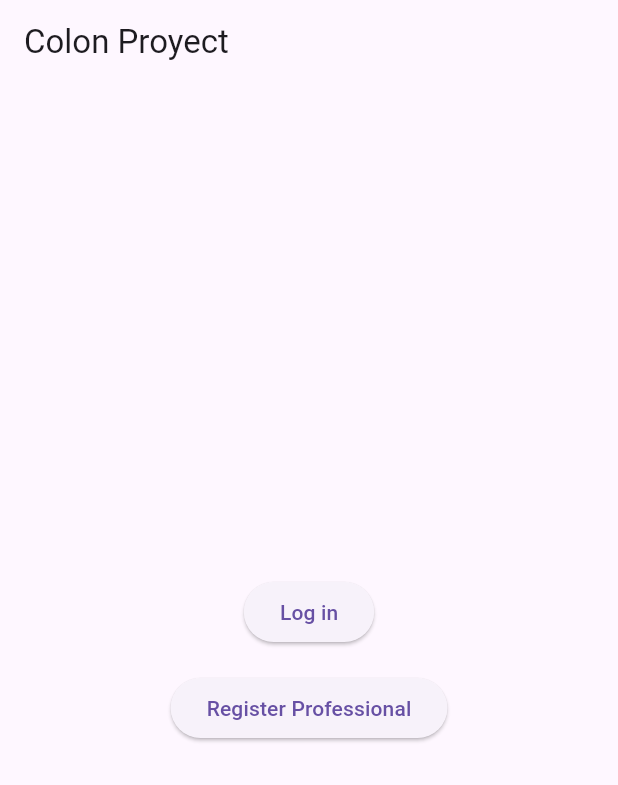
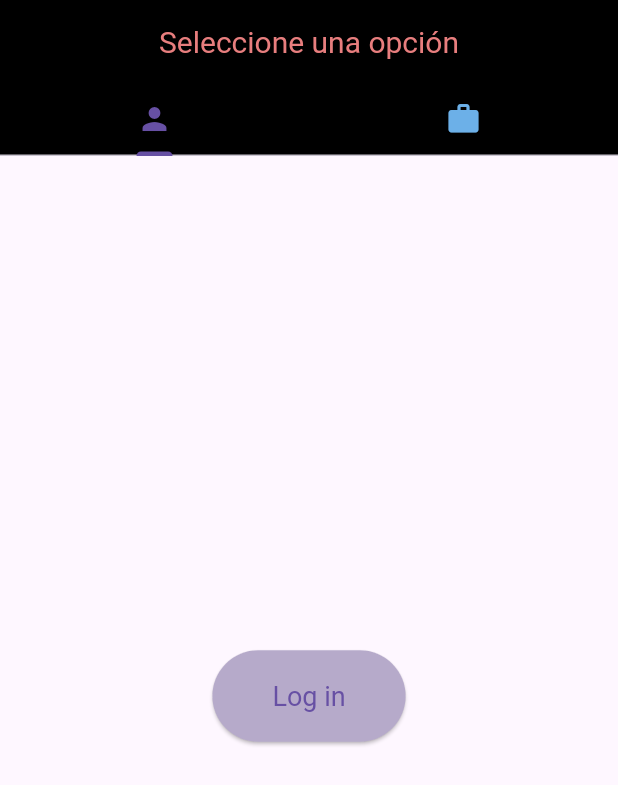
Before and after one commit to FedeSaffores/ColonProyect, a Flutter app: the screen it shows after launch, on a phone screen of 412 x 824 dp. Shown: the top 785 px of the screen. Run offline on Flutter 3.47's test engine with Material 3 defaults, Android fonts, the phone set to English and light mode, and no system bars; our stand-ins replace image_picker.

Commit message:
feat:add a tab to select user or professional

```diff
--- a/colon_proyect_flutter/lib/main.dart
+++ b/colon_proyect_flutter/lib/main.dart
@@ -1,6 +1,7 @@
 import 'package:colon_proyect_flutter/screens/create_professional.dart';
 import 'package:colon_proyect_flutter/screens/login_screen.dart';
 import 'package:flutter/material.dart';
+import 'package:flutter/widgets.dart';
 import 'package:http/http.dart' as http;
 import 'dart:convert';
 // import 'package:firebase_core/firebase_core.dart';
@@ -34,11 +35,29 @@ class MyHomePage extends StatelessWidget {
   @override
   Widget build(BuildContext context) {
     return MaterialApp(
-      home: Scaffold(
-        appBar: AppBar(title: const Text('Colon Proyect')),
-        body: Center(
-          child: Column(mainAxisAlignment: MainAxisAlignment.center, children: [
-            ElevatedButton(
+      home: DefaultTabController(
+        length: 2,
+        child: Scaffold(
+          appBar: AppBar(
+            backgroundColor: Color.fromARGB(255, 0, 0, 0),
+            bottom: const TabBar(
+              tabs: [
+                Tab(icon: Icon(Icons.person)),
+                Tab(icon: Icon(Icons.work)),
+              ],
+              unselectedLabelColor: Color.fromARGB(255, 108, 176, 232),
+            ),
+            title: const Text('Seleccione una opción'),
+            centerTitle: true,
+            titleTextStyle: const TextStyle(
+              color: Color.fromARGB(255, 232, 126, 126),
+              fontSize: 20,
+            ),
+          ),
+          body: TabBarView(
+            children: [
+              Center(
+                child: ElevatedButton(
                     onPressed: () {
                       Navigator.push(
                         context,
@@ -46,9 +65,17 @@ class MyHomePage extends StatelessWidget {
                       );
                     },
                     child: const Text('Log in'),
+                    style: TextButton.styleFrom(
+                      backgroundColor: Color.fromARGB(255, 182, 170, 202),
+                      padding: const EdgeInsets.symmetric(
+                          horizontal: 40, vertical: 20),
+                      textStyle: const TextStyle(
+                        fontSize: 18,
                       ),
-            const SizedBox(height: 16),
-            ElevatedButton(
+                    )),
+              ),
+              Center(
+                child: ElevatedButton(
                     onPressed: () {
                       Navigator.push(
                         context,
@@ -57,8 +84,17 @@ class MyHomePage extends StatelessWidget {
                       );
                     },
                     child: const Text('Register Professional'),
-            )
-          ]),
+                    style: TextButton.styleFrom(
+                      backgroundColor: Color.fromARGB(255, 182, 170, 202),
+                      padding: const EdgeInsets.symmetric(
+                          horizontal: 40, vertical: 20),
+                      textStyle: const TextStyle(
+                        fontSize: 18,
+                      ),
+                    )),
+              ),
+            ],
+          ),
         ),
       ),
     );
--- a/colon_proyect_flutter/lib/models/professional_model.dart
+++ b/colon_proyect_flutter/lib/models/professional_model.dart
@@ -50,9 +50,9 @@ class Professional {
       id: json['user']['id'] ?? 0,
       userId: json['user_id'] ?? 0,
       profilePicture: json['profilePicture'] as String?,
-      address: json['address'] ?? '',
-      profession: json['profession'] ?? '',
-      yearsOfExperience: json['years_of_experience'] as int?,
+      address: json['professional']['address'] ?? '',
+      profession: json['professional']['profession'] ?? '',
+      yearsOfExperience: json['professional']['years_of_experience'] as int?,
       user: User.fromJson(json['user'] ?? {}),
     );
   }
--- a/colon_proyect_flutter/pubspec.yaml
+++ b/colon_proyect_flutter/pubspec.yaml
@@ -23,8 +23,5 @@ dev_dependencies:
     sdk: flutter
 
   flutter_lints: ^4.0.0
-
 flutter:
   uses-material-design: true
-  assets:
-    - assets/images/cobrateam.png
```
Lines whose indentation alone changed are shown as unchanged.
